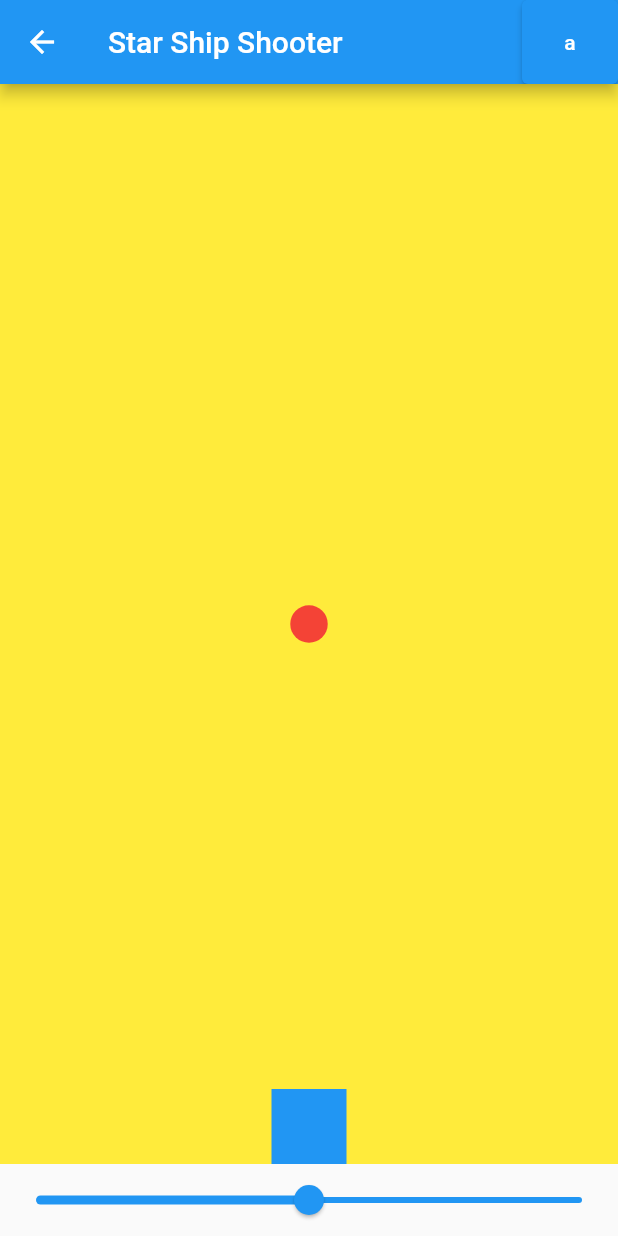
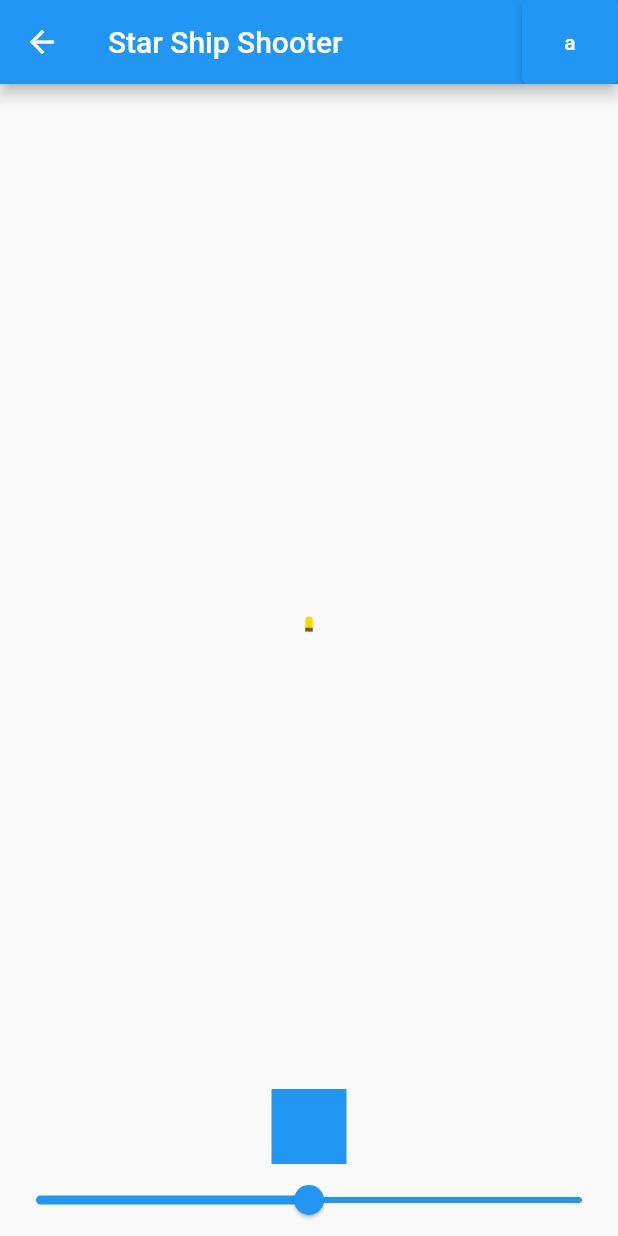
Before and after one commit to ASquare010/FlutterExamaple, a Flutter app: the StarShipShooter screen opened directly, on a phone screen of 412 x 824 dp. Run offline on Flutter 3.47's test engine with Material 2 defaults, Android fonts, the phone set to English and light mode, and no system bars; our stand-ins replace cloud_firestore, firebase_auth, firebase_core, flutter_rating_bar, font_awesome_flutter, geocoding and 2 more; accounts and stored records are empty.

Commit message:
StarShipShooter.dart Bullets.dart

```diff
--- /dev/null
+++ b/lib/StarShipShooter/BaseWidgets/Bullets.dart
@@ -0,0 +1,31 @@
+import 'package:flutter/material.dart';
+import 'package:flutter_app/AppTheme.dart';
+
+class Bullets extends StatelessWidget {
+  const Bullets({Key key}) : super(key: key);
+
+  @override
+  Widget build(BuildContext context) {
+    return Align(
+        alignment: Alignment(0, 0),
+        child: Container(
+          height: 10,
+          width: 5,
+          decoration: BoxDecoration(
+              color: yellow,
+              borderRadius: BorderRadius.only(
+                  topLeft: Radius.circular(20), topRight: Radius.circular(20))),
+          child: Column(
+            children: [
+              Spacer(
+                flex: 3,
+              ),
+              Expanded(child: Container(
+                color: Colors.brown[500],
+              ))
+            ],
+          ),
+        )
+    );
+  }
+}
--- a/lib/StarShipShooter/BaseWidgets/Player.dart
+++ b/lib/StarShipShooter/BaseWidgets/Player.dart
@@ -8,14 +8,11 @@ class Player extends StatelessWidget {
   @override
   Widget build(BuildContext context) {
     return Align(
-      alignment: Alignment.bottomCenter,
-      child: Transform.translate(
-        offset: Offset(x, 0),
-        child: Container(
-          width: 50,
-          height: 50,
-          color: Colors.blue,
-        ),
+      alignment: Alignment(x, 1),
+      child: Container(
+        width: 50,
+        height: 50,
+        color: Colors.blue,
       ),
     );
   }
--- a/lib/StarShipShooter/StarShipShooter.dart
+++ b/lib/StarShipShooter/StarShipShooter.dart
@@ -1,9 +1,10 @@
-import 'dart:async';
 import 'package:flutter/cupertino.dart';
 import 'package:flutter/material.dart';
 import 'package:flutter/widgets.dart';
 import 'package:flutter_app/StarShipShooter/BaseWidgets/Enemy.dart';
 import 'package:flutter_app/StarShipShooter/BaseWidgets/Player.dart';
+
+import 'BaseWidgets/Bullets.dart';
 
 class StarShipShooter extends StatefulWidget {
   @override
@@ -11,42 +12,41 @@ class StarShipShooter extends StatefulWidget {
 }
 
 class _StarShipShooterState extends State<StarShipShooter> {
-  double playerPosition = 0,
-      enemyDy = 0,
-      enemyDx = 0;
+  double playerPosition = 0, enemyDy = 0, enemyDx = 0;
+  GlobalKey<EnemyState> enemyKey = GlobalKey<EnemyState>();
 
-  bool startGame = false;
-  Size size = Size(0, 0);
+  bool startGame = false, moveLeft = false;
 
-  double velocity = 1,
-      time = 0;
+  double enemyBallSize = 25;
 
   @override
   Widget build(BuildContext context) {
-    size = MediaQuery
-        .of(context)
-        .size;
      return Scaffold(
       appBar: AppBar(
         title: Text('Star Ship Shooter'),
-        actions: [ElevatedButton(onPressed: start, child: Text('a'))],
+        actions: [
+          ElevatedButton(
+              onPressed: () {
+                setState(() {
+                  enemyBallSize += 5;
+                });
+              },
+              child: Text('a'))
+        ],
       ),
       body: Column(
         children: [
           Expanded(
-            child: Container(
-              color: Colors.yellow,
             child: Stack(
               children: [
                 Player(
                   x: playerPosition,
-                  ),
-                  Enemy(
-                    y: enemyDy,
-                    // x: enemyDx,
-                  )
+                ),Bullets()
+                // Enemy(
+                //   key: enemyKey,
+                //   size: enemyBallSize,
+                // ),
               ],
-              ),
             ),
           ),
           Slider(
@@ -57,41 +57,11 @@ class _StarShipShooterState extends State<StarShipShooter> {
             },
             inactiveColor: Colors.blue,
             value: playerPosition,
-            min: -size.width / 2,
-            max: size.width / 2,
+            min: -1,
+            max: 1,
           ),
         ],
       ),
     );
   }
-
-  void start() {
-    print('ad');
-    Timer.periodic(Duration(milliseconds: 30), (timer) {
-      setState(() {
-        _jump();
-      });
-    });
 }
-
-  void _jump() {
-    double temp = -2;
-    double speed = 0.02;
-    var equation = (0.5 * velocity * velocity) - velocity + 0.5;
-    if (temp <= enemyDy) {
-      if (enemyDy < 1) {
-        velocity += speed;
-        enemyDy = equation;
-      } else if (enemyDy >= 1) {
-        velocity -= speed;
-        temp = enemyDy;
-        enemyDy = equation;
-        print(enemyDy);
-      }
-    } else if (temp > enemyDy) {
-      velocity -= speed;
-      temp = enemyDy;
-      enemyDy = equation;
-    }
-  }
-}
```
Also changed, not shown: lib/StarShipShooter/BaseWidgets/Enemy.dart (+85 -7 lines). Lines whose indentation alone changed are shown as unchanged.
